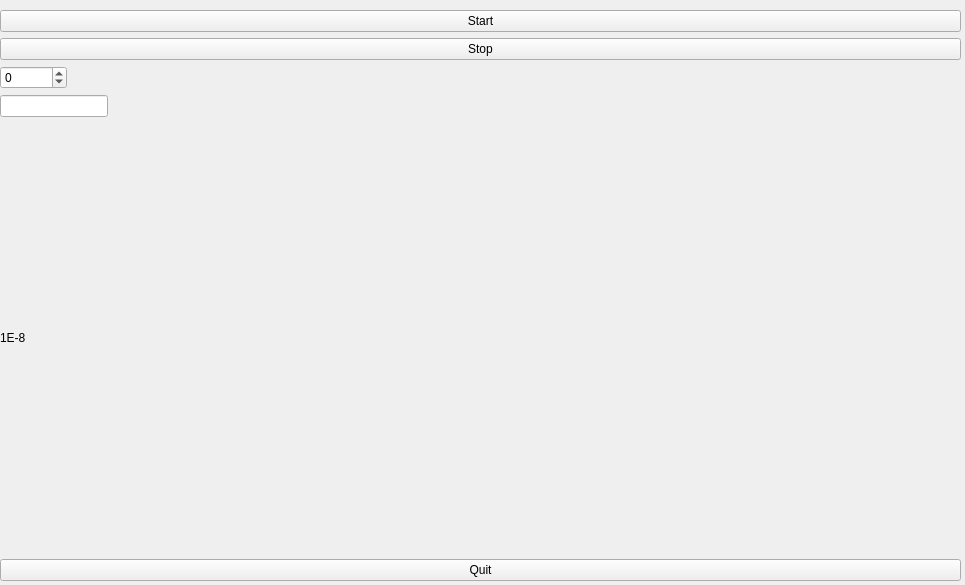
First picture: the form in machines/volvo/sputter_gui.ui, repository CINF/PyExpLabSys, before the edit.
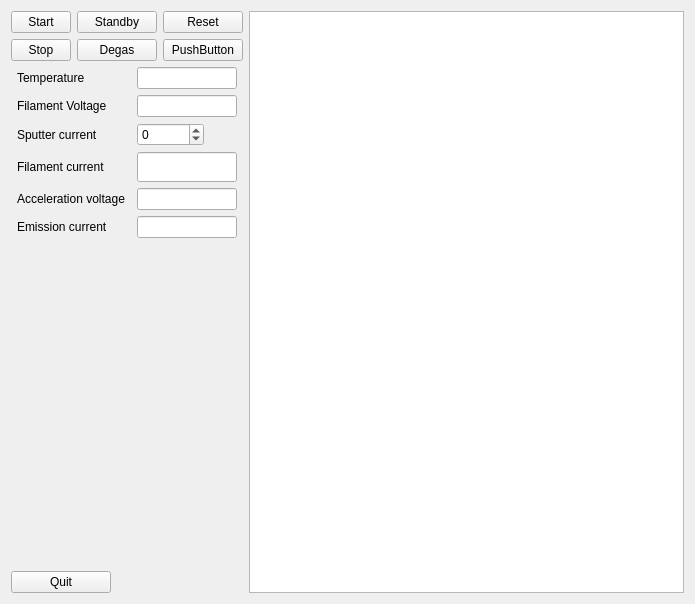
Second picture: the form after the edit.

Commit message: Work on GUI, no functionality yet.....

Diff of the .ui file:
```diff
--- a/machines/volvo/sputter_gui.ui
+++ b/machines/volvo/sputter_gui.ui
@@ -6,40 +6,166 @@
    <rect>
     <x>0</x>
     <y>0</y>
-    <width>965</width>
-    <height>585</height>
+    <width>695</width>
+    <height>604</height>
    </rect>
   </property>
+  <property name="sizePolicy">
+   <sizepolicy hsizetype="Preferred" vsizetype="Preferred">
+    <horstretch>0</horstretch>
+    <verstretch>0</verstretch>
+   </sizepolicy>
+  </property>
   <property name="windowTitle">
    <string>Form</string>
   </property>
-  <widget class="QWidget" name="horizontalLayoutWidget">
-   <property name="geometry">
-    <rect>
-     <x>0</x>
-     <y>10</y>
-     <width>961</width>
-     <height>571</height>
-    </rect>
-   </property>
+  <layout class="QGridLayout" name="gridLayout_3">
+   <item row="0" column="0">
    <layout class="QHBoxLayout" name="horizontalLayout">
     <item>
      <layout class="QVBoxLayout" name="verticalLayout">
       <item>
+        <layout class="QGridLayout" name="gridLayout_2">
+         <item row="0" column="0">
        <widget class="QPushButton" name="start_button">
+           <property name="maximumSize">
+            <size>
+             <width>60</width>
+             <height>30</height>
+            </size>
+           </property>
         <property name="text">
          <string>Start</string>
         </property>
-       </widget>
-      </item>
-      <item>
+           <property name="checkable">
+            <bool>false</bool>
+           </property>
+           <property name="checked">
+            <bool>false</bool>
+           </property>
+           <property name="flat">
+            <bool>false</bool>
+           </property>
+          </widget>
+         </item>
+         <item row="1" column="0">
        <widget class="QPushButton" name="stop_button">
+           <property name="maximumSize">
+            <size>
+             <width>60</width>
+             <height>30</height>
+            </size>
+           </property>
         <property name="text">
          <string>Stop</string>
         </property>
        </widget>
       </item>
+         <item row="0" column="1">
+          <widget class="QPushButton" name="standby">
+           <property name="maximumSize">
+            <size>
+             <width>80</width>
+             <height>16777215</height>
+            </size>
+           </property>
+           <property name="text">
+            <string>Standby</string>
+           </property>
+           <property name="checkable">
+            <bool>true</bool>
+           </property>
+           <property name="checked">
+            <bool>false</bool>
+           </property>
+          </widget>
+         </item>
+         <item row="0" column="2">
+          <widget class="QPushButton" name="pushButton_2">
+           <property name="maximumSize">
+            <size>
+             <width>80</width>
+             <height>16777215</height>
+            </size>
+           </property>
+           <property name="text">
+            <string>Reset</string>
+           </property>
+          </widget>
+         </item>
+         <item row="1" column="1">
+          <widget class="QPushButton" name="degas">
+           <property name="text">
+            <string>Degas</string>
+           </property>
+           <property name="checkable">
+            <bool>true</bool>
+           </property>
+          </widget>
+         </item>
+         <item row="1" column="2">
+          <widget class="QPushButton" name="pushButton_4">
+           <property name="maximumSize">
+            <size>
+             <width>80</width>
+             <height>16777215</height>
+            </size>
+           </property>
+           <property name="text">
+            <string>PushButton</string>
+           </property>
+          </widget>
+         </item>
+        </layout>
+       </item>
       <item>
+        <layout class="QGridLayout" name="gridLayout">
+         <property name="sizeConstraint">
+          <enum>QLayout::SetDefaultConstraint</enum>
+         </property>
+         <property name="horizontalSpacing">
+          <number>6</number>
+         </property>
+         <item row="5" column="0">
+          <widget class="QLabel" name="label_5">
+           <property name="text">
+            <string>Acceleration voltage</string>
+           </property>
+          </widget>
+         </item>
+         <item row="0" column="1">
+          <widget class="QLineEdit" name="temp_energy_modulelineEdit">
+           <property name="maximumSize">
+            <size>
+             <width>100</width>
+             <height>16777215</height>
+            </size>
+           </property>
+          </widget>
+         </item>
+         <item row="3" column="1">
+          <widget class="QLineEdit" name="lineEdit_3">
+           <property name="sizePolicy">
+            <sizepolicy hsizetype="Preferred" vsizetype="Fixed">
+             <horstretch>0</horstretch>
+             <verstretch>0</verstretch>
+            </sizepolicy>
+           </property>
+           <property name="minimumSize">
+            <size>
+             <width>50</width>
+             <height>30</height>
+            </size>
+           </property>
+           <property name="maximumSize">
+            <size>
+             <width>100</width>
+             <height>30</height>
+            </size>
+           </property>
+          </widget>
+         </item>
+         <item row="2" column="1">
        <widget class="QSpinBox" name="sputter_current">
         <property name="sizePolicy">
          <sizepolicy hsizetype="Fixed" vsizetype="Fixed">
@@ -58,7 +184,82 @@
         </property>
        </widget>
       </item>
-      <item>
+         <item row="7" column="0">
+          <spacer name="verticalSpacer">
+           <property name="orientation">
+            <enum>Qt::Vertical</enum>
+           </property>
+           <property name="sizeHint" stdset="0">
+            <size>
+             <width>20</width>
+             <height>40</height>
+            </size>
+           </property>
+          </spacer>
+         </item>
+         <item row="3" column="0">
+          <widget class="QLabel" name="label_3">
+           <property name="sizePolicy">
+            <sizepolicy hsizetype="Fixed" vsizetype="Preferred">
+             <horstretch>0</horstretch>
+             <verstretch>0</verstretch>
+            </sizepolicy>
+           </property>
+           <property name="text">
+            <string>Filament current</string>
+           </property>
+          </widget>
+         </item>
+         <item row="5" column="1">
+          <widget class="QLineEdit" name="lineEdit">
+           <property name="maximumSize">
+            <size>
+             <width>100</width>
+             <height>16777215</height>
+            </size>
+           </property>
+          </widget>
+         </item>
+         <item row="0" column="0" alignment="Qt::AlignLeft">
+          <widget class="QLabel" name="label">
+           <property name="sizePolicy">
+            <sizepolicy hsizetype="Fixed" vsizetype="Preferred">
+             <horstretch>0</horstretch>
+             <verstretch>0</verstretch>
+            </sizepolicy>
+           </property>
+           <property name="text">
+            <string>Temperature</string>
+           </property>
+          </widget>
+         </item>
+         <item row="2" column="0">
+          <widget class="QLabel" name="label_4">
+           <property name="sizePolicy">
+            <sizepolicy hsizetype="Expanding" vsizetype="Preferred">
+             <horstretch>0</horstretch>
+             <verstretch>0</verstretch>
+            </sizepolicy>
+           </property>
+           <property name="maximumSize">
+            <size>
+             <width>100</width>
+             <height>16777215</height>
+            </size>
+           </property>
+           <property name="text">
+            <string>Sputter current</string>
+           </property>
+          </widget>
+         </item>
+         <item row="1" column="0">
+          <widget class="QLabel" name="label_2">
+           <property name="text">
+            <string>Filament Voltage</string>
+           </property>
+          </widget>
+         </item>
+         <item row="1" column="1">
        <widget class="QLineEdit" name="filament_bias">
         <property name="sizePolicy">
          <sizepolicy hsizetype="Fixed" vsizetype="Fixed">
@@ -66,20 +267,41 @@
           <verstretch>0</verstretch>
          </sizepolicy>
         </property>
-       </widget>
-      </item>
-      <item>
-       <layout class="QGridLayout" name="gridLayout"/>
-      </item>
-      <item>
-       <widget class="QLabel" name="scale_label">
+           <property name="maximumSize">
+            <size>
+             <width>100</width>
+             <height>16777215</height>
+            </size>
+           </property>
+          </widget>
+         </item>
+         <item row="6" column="0">
+          <widget class="QLabel" name="Emissio_current">
         <property name="text">
-         <string>1E-8</string>
-        </property>
-       </widget>
+            <string>Emission current</string>
+           </property>
+          </widget>
+         </item>
+         <item row="6" column="1">
+          <widget class="QLineEdit" name="lineEdit_2">
+           <property name="maximumSize">
+            <size>
+             <width>100</width>
+             <height>16777215</height>
+            </size>
+           </property>
+          </widget>
+         </item>
+        </layout>
       </item>
       <item>
        <widget class="QPushButton" name="quit_button">
+         <property name="maximumSize">
+          <size>
+           <width>100</width>
+           <height>16777215</height>
+          </size>
+         </property>
         <property name="text">
          <string>Quit</string>
         </property>
@@ -87,8 +309,12 @@
       </item>
      </layout>
     </item>
-   </layout>
-  </widget>
+     <item>
+      <widget class="QTextBrowser" name="place_holder_qwt"/>
+     </item>
+    </layout>
+   </item>
+  </layout>
  </widget>
  <resources/>
  <connections/>
```
Lines whose indentation alone changed are shown as unchanged. The commit also changes 3 other files.
